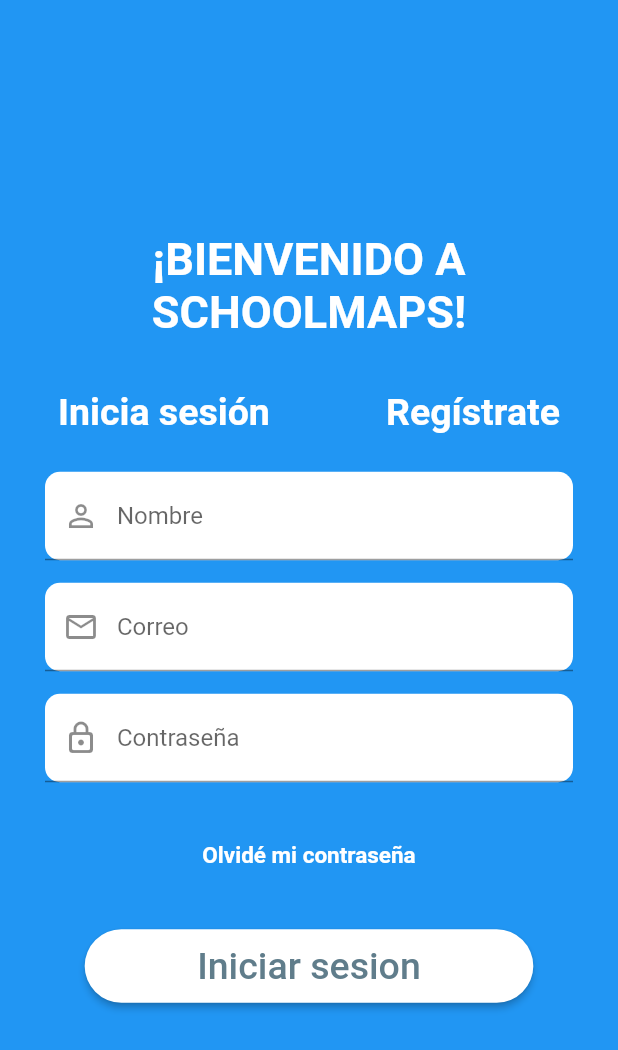
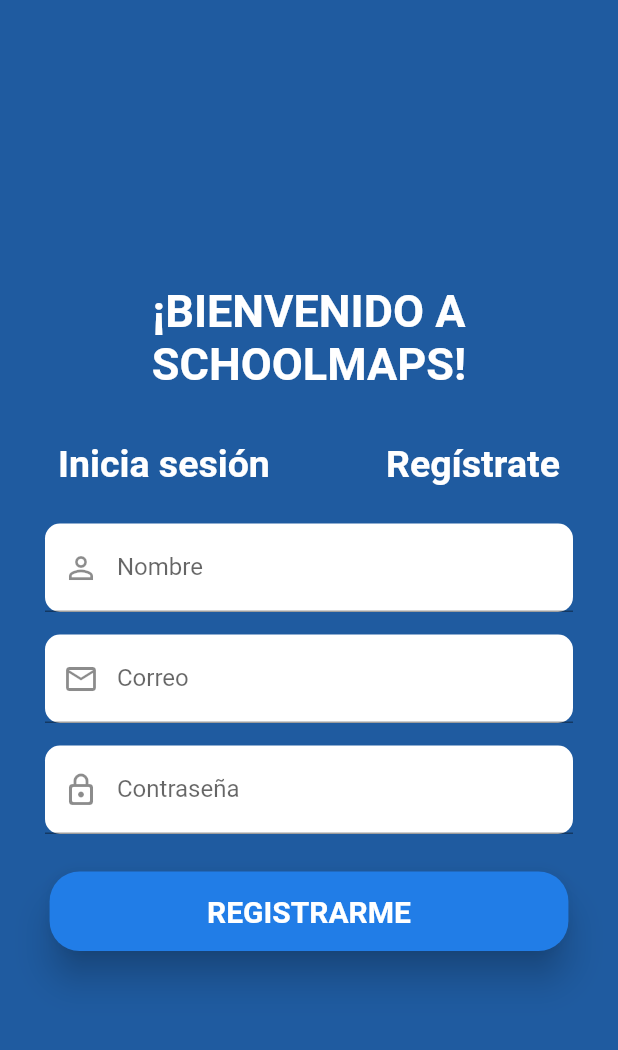
Before and after one commit to MauryBenavidez/School-maps, a Flutter app: the screen it shows after launch, on a phone screen of 412 x 824 dp. Shown: the top 1050 px of the screen. Run offline on Flutter 3.47's test engine with Material 2 defaults, Android fonts, the phone set to English and light mode, and no system bars; Roboto replaces fonts that are missing (Impact).

Commit message:
Pantalla Login - Alternador entre Iniciar sesión y registrarse
Se puso como botón a iniciar sesión y registrarse, también se le agrego para que se pueda alternar entre uno y el otro.

```diff
--- a/lib/views/login_page.dart
+++ b/lib/views/login_page.dart
@@ -1,12 +1,19 @@
 import 'package:flutter/material.dart';
 
-class LoginPage extends StatelessWidget {
-  static String id = 'login_page';
+class LoginPage extends StatefulWidget {
+  static String id = "login_page";
+
+  @override
+  _LoginPageState createState() => _LoginPageState();
+}
+
+class _LoginPageState extends State<LoginPage> {
+  bool selectLogin = true;
   @override
   Widget build(BuildContext context) {
     return SafeArea(
       child: Scaffold(
-        backgroundColor: Colors.blue,
+        backgroundColor: (Color(0xFF1F5BA0)),
         body: Center(
             child: Column(
           mainAxisAlignment: MainAxisAlignment.center,
@@ -32,7 +39,13 @@
             Row(
               mainAxisAlignment: MainAxisAlignment.spaceAround,
               children: [
-                Text(
+                GestureDetector(
+                  onTap: () {
+                    setState(() {
+                      selectLogin = false;
+                    });
+                  },
+                  child: const Text(
                     'Inicia sesión',
                     style: TextStyle(
                       color: Colors.white,
@@ -40,7 +53,14 @@
                       fontWeight: FontWeight.bold,
                     ),
                   ),
-                Text(
+                ),
+                GestureDetector(
+                  onTap: () {
+                    setState(() {
+                      selectLogin = true;
+                    });
+                  },
+                  child: const Text(
                     'Regístrate',
                     style: TextStyle(
                       color: Colors.white,
@@ -48,35 +68,64 @@
                       fontWeight: FontWeight.bold,
                     ),
                   ),
+                ),
               ],
             ),
-            SizedBox(
-              height: 25.0,
-            ),
-            _textFielName(),
-            SizedBox(
-              height: 15.0,
-            ),
-            _textFielCorreo(),
-            SizedBox(
-              height: 15.0,
-            ),
-            _textFielPassword(),
-            SizedBox(
-              height: 25.0,
-            ),
-            _buttonLostPassword(),
-            SizedBox(
-              height: 25.0,
-            ),
-            _buttonSignUp(),
+            (selectLogin) ? _columnSignup() : _columnLogin(),
           ],
         )),
       ),
     );
   }
 
-  Widget _textFielName() {
+  Widget _columnLogin() {
+    return Column(
+      children: [
+        SizedBox(
+          height: 15.0,
+        ),
+        _textFieldEmail(),
+        SizedBox(
+          height: 15.0,
+        ),
+        _textFieldPassword(),
+        SizedBox(
+          height: 15.0,
+        ),
+        _buttonLostPassword(),
+        SizedBox(
+          height: 25.0,
+        ),
+        _buttonLogin(),
+      ],
+    );
+  }
+
+  Widget _columnSignup() {
+    return Column(
+      children: [
+        SizedBox(
+          height: 25.0,
+        ),
+        _textFieldName(),
+        SizedBox(
+          height: 15.0,
+        ),
+        _textFieldEmail(),
+        SizedBox(
+          height: 15.0,
+        ),
+        _textFieldPassword(),
+        SizedBox(
+          height: 25.0,
+        ),
+        _buttonSignUp(),
+      ],
+    );
+  }
+}
+
+Widget _textFieldName() {
   return _textFieldGeneral(
     labelText: "Nombre",
     hintText: "Mauricio Benavidez",
@@ -86,7 +135,7 @@
   );
 }
 
-  Widget _textFielCorreo() {
+Widget _textFieldEmail() {
   return _textFieldGeneral(
     labelText: "Correo",
     hintText: "ejemplo@gmail.com",
@@ -97,7 +146,7 @@
   );
 }
 
-  Widget _textFielPassword() {
+Widget _textFieldPassword() {
   return _textFieldGeneral(
     labelText: 'Contraseña',
     onChanged: (value) {},
@@ -122,41 +171,84 @@
 }
 
 Widget _buttonSignUp() {
-    // ignore: deprecated_member_use
-    return RaisedButton(
+  return TextButton(
+    style: ButtonStyle(
+      elevation: MaterialStateProperty.all(10),
+      backgroundColor: MaterialStateProperty.all(
+        Color(0xFF217DE7),
+      ),
+      padding: MaterialStateProperty.all(
+        EdgeInsets.symmetric(
+          horizontal: 105,
+          vertical: 15.0,
+        ),
+      ),
+      shape: MaterialStateProperty.all(
+        RoundedRectangleBorder(
+          borderRadius: BorderRadius.circular(20),
+        ),
+      ),
+    ),
+    child: Text(
+      'REGISTRARME',
+      style: TextStyle(
         color: Colors.white,
-      padding: EdgeInsets.symmetric(
-        horizontal: 75.0,
-        vertical: 10.0,
+        fontWeight: FontWeight.w700,
+        fontSize: 20.0,
       ),
-      shape: RoundedRectangleBorder(
-        borderRadius: BorderRadius.circular(30),
     ),
-      child: Text('Iniciar sesion',
-          style: TextStyle(
-            color: Colors.blueGrey,
-            fontSize: 25.0,
-          )),
     onPressed: () {},
   );
 }
+
+Widget _buttonLogin() {
+  return ElevatedButton(
+    style: ButtonStyle(
+      elevation: MaterialStateProperty.resolveWith<double>(
+        (states) => 10.0,
+      ),
+      shape: MaterialStateProperty.resolveWith(
+        (states) => RoundedRectangleBorder(
+          borderRadius: BorderRadius.circular(20),
+        ),
+      ),
+      backgroundColor: MaterialStateProperty.resolveWith<Color>(
+          (states) => Color(0xFF217DE7)),
+      padding: MaterialStateProperty.resolveWith<EdgeInsets>(
+        (states) => EdgeInsets.symmetric(
+          horizontal: 100,
+          vertical: 15.0,
+        ),
+      ),
+    ),
+    child: Text(
+      'Iniciar sesión'.toUpperCase(),
+      style: TextStyle(
+        color: Colors.white,
+        fontSize: 20.0,
+        fontWeight: FontWeight.w700,
+      ),
+    ),
+    onPressed: () {},
+  );
 }
 
 class _textFieldGeneral extends StatelessWidget {
   final String labelText;
   final String hintText;
   final Function onChanged;
+  final TextInputType keyboardType;
   final IconData icon;
   final bool obscureText;
-  final TextInputType keyboardType;
-  const _textFieldGeneral({
-    this.labelText,
+  final String errorText;
+  const _textFieldGeneral(
+      {this.labelText,
       this.hintText,
       this.onChanged,
       this.icon,
       this.obscureText,
       this.keyboardType,
-  });
+      this.errorText});
 
   @override
   Widget build(BuildContext context) {
@@ -169,8 +261,10 @@
         borderRadius: BorderRadius.circular(10),
       ),
       child: TextField(
+        keyboardType: keyboardType,
         obscureText: obscureText,
         decoration: InputDecoration(
+          errorText: errorText,
           prefixIcon: Icon(icon),
           labelText: labelText,
           hintText: hintText,
```
Lines whose indentation alone changed are shown as unchanged.
